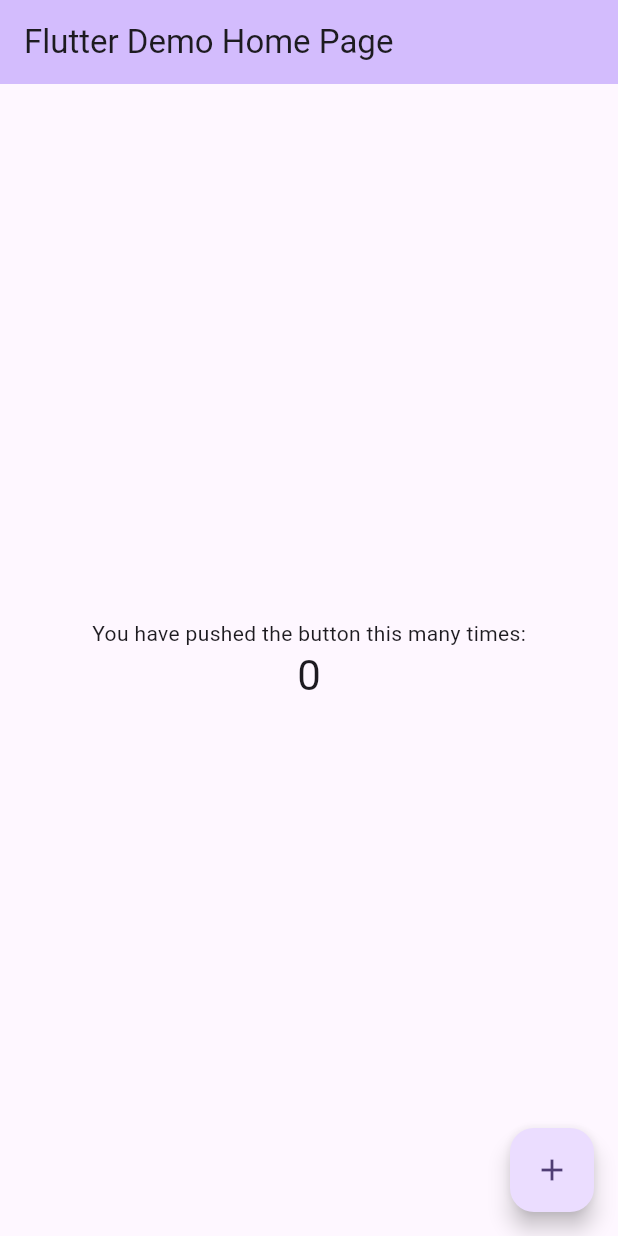
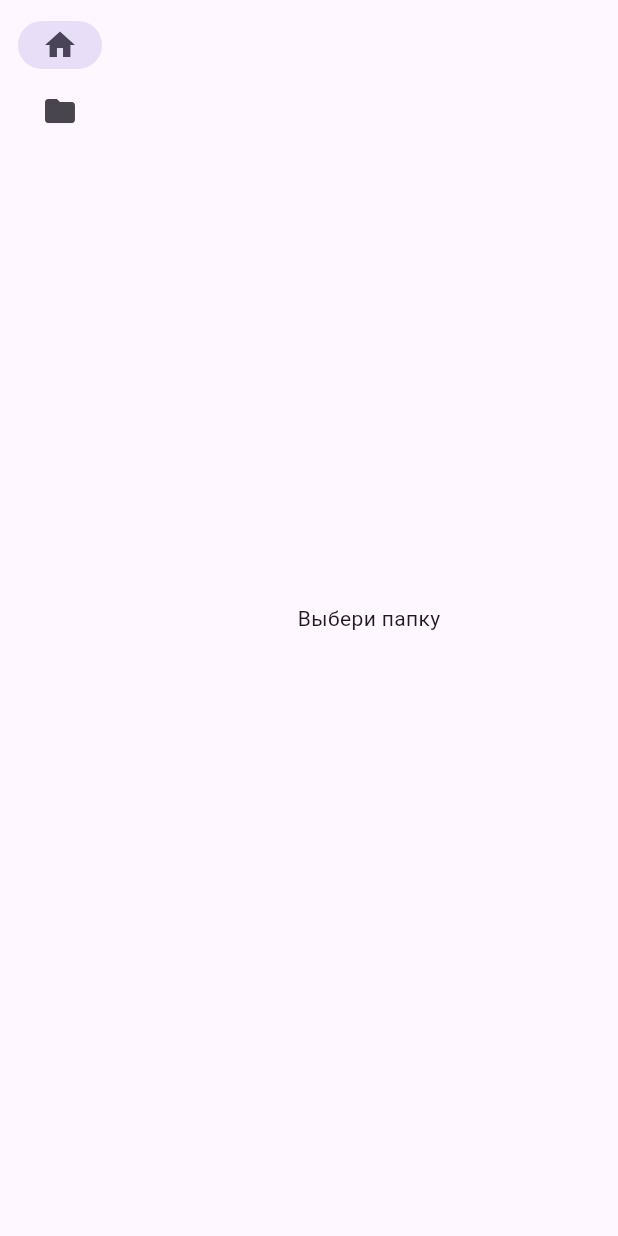
Before and after one commit to GIKAU0MAZET/kursovaya_notebook, a Flutter app: the screen it shows after launch, on a phone screen of 412 x 824 dp. Run offline on Flutter 3.47's test engine with Material 3 defaults, Android fonts, the light colour scheme and no system bars; our stand-ins replace flutter_bloc, go_router.

Commit message:
✨ folders

```diff
--- /dev/null
+++ b/lib/core/router/app_router.dart
@@ -0,0 +1,57 @@
+import 'package:flutter/material.dart';
+import 'package:go_router/go_router.dart';
+import 'package:kursovaya_notebook/feature/dashboard/ui/page/dashboard_page.dart';
+import 'package:kursovaya_notebook/feature/dashboard/ui/page/folder_list_page.dart';
+import 'package:kursovaya_notebook/feature/folders/ui/page/folder_page.dart';
+
+abstract final class AppRouter {
+  static final _rootNavigatorKey = GlobalKey<NavigatorState>();
+  static final config = GoRouter(
+    navigatorKey: _rootNavigatorKey,
+    initialLocation: DashboardPage.path,
+    debugLogDiagnostics: true,
+    routes: [
+      StatefulShellRoute.indexedStack(
+        parentNavigatorKey: _rootNavigatorKey,
+        builder: (context, state, navigationShell) =>
+            DashboardPage(navigationShell: navigationShell, folders: ['1 Курс']),
+        branches: [
+          StatefulShellBranch(
+            routes: [
+              GoRoute(
+                path: DashboardPage.path,
+                pageBuilder: (context, state) => NoTransitionPage(
+                  key: state.pageKey,
+                  child: const Center(child: Text('Выбери папку')),
+                ),
+              ),
+            ],
+          ),
+          StatefulShellBranch(
+            routes: [
+              GoRoute(
+                path: FoldersListScreen.path,
+                pageBuilder: (context, state) => NoTransitionPage(
+                  key: state.pageKey,
+                  child: const FoldersListScreen(),
+                ),
+                routes: [
+                  // Добавляем вложенный маршрут для FolderPage
+                  GoRoute(
+                    path: ':folderId',
+                    pageBuilder: (context, state) => NoTransitionPage(
+                      key: state.pageKey,
+                      child: FolderPage(
+                        folderId: state.pathParameters['folderId']!,
+                      ),
+                    ),
+                  ),
+                ],
+              ),
+            ],
+          ),
+        ],
+      ),
+    ],
+  );
+}
--- /dev/null
+++ b/lib/feature/dashboard/bloc/dashboard_cubit.dart
@@ -0,0 +1,19 @@
+import 'package:flutter/widgets.dart';
+import 'package:flutter_bloc/flutter_bloc.dart';
+import 'package:kursovaya_notebook/feature/dashboard/bloc/dashboard_state.dart';
+
+extension DaboardExtension on BuildContext {
+  DashboardCubit get dashboardCubit => read<DashboardCubit>();
+}
+
+class DashboardCubit extends Cubit<DashboardState> {
+  DashboardCubit() : super(DashboardState(folders: ['1 Курс', '2 Курс']));
+
+  void addFolder(String name) {
+    emit(state.copyWith(folders: [...state.folders, name]));
+  }
+
+  static BlocProvider<DashboardCubit> provider() {
+    return BlocProvider(create: (context) => DashboardCubit());
+  }
+}
--- /dev/null
+++ b/lib/feature/dashboard/bloc/dashboard_state.dart
@@ -0,0 +1,9 @@
+class DashboardState {
+  final List<String> folders;
+
+  DashboardState({this.folders = const ['1 Курс', '2 Курс']});
+
+  DashboardState copyWith({List<String>? folders}) {
+    return DashboardState(folders: folders ?? this.folders);
+  }
+}
--- /dev/null
+++ b/lib/feature/dashboard/ui/page/dashboard_page.dart
@@ -0,0 +1,45 @@
+import 'package:flutter/material.dart';
+import 'package:go_router/go_router.dart';
+
+class DashboardPage extends StatelessWidget {
+  const DashboardPage({
+    super.key,
+    required this.navigationShell,
+    required this.folders,
+  });
+
+  static const path = '/dashboard';
+
+  final StatefulNavigationShell navigationShell;
+  final List<String> folders;
+
+  @override
+  Widget build(BuildContext context) {
+    return Scaffold(
+      body: Row(
+        children: [
+          NavigationRail(
+            selectedIndex: navigationShell.currentIndex,
+            onDestinationSelected: (index) {
+              navigationShell.goBranch(
+                index,
+                initialLocation: index == navigationShell.currentIndex,
+              );
+            },
+            destinations: [
+              const NavigationRailDestination(
+                icon: Icon(Icons.home),
+                label: Text('Главная'),
+              ),
+              NavigationRailDestination(
+                icon: const Icon(Icons.folder),
+                label: Text('Папки (${folders.length})'),
+              ),
+            ],
+          ),
+          Expanded(child: navigationShell),
+        ],
+      ),
+    );
+  }
+}
--- a/lib/main.dart
+++ b/lib/main.dart
@@ -1,122 +1,24 @@
 import 'package:flutter/material.dart';
+import 'package:flutter_bloc/flutter_bloc.dart';
+import 'package:kursovaya_notebook/core/router/app_router.dart';
+import 'package:kursovaya_notebook/feature/dashboard/bloc/dashboard_cubit.dart';
 
 void main() {
-  runApp(const MyApp());
+  runApp(const AppWidget());
 }
 
-class MyApp extends StatelessWidget {
-  const MyApp({super.key});
+class AppWidget extends StatelessWidget {
+  const AppWidget({super.key});
 
-  // This widget is the root of your application.
   @override
   Widget build(BuildContext context) {
-    return MaterialApp(
-      title: 'Flutter Demo',
-      theme: ThemeData(
-        // This is the theme of your application.
-        //
-        // TRY THIS: Try running your application with "flutter run". You'll see
-        // the application has a purple toolbar. Then, without quitting the app,
-        // try changing the seedColor in the colorScheme below to Colors.green
-        // and then invoke "hot reload" (save your changes or press the "hot
-        // reload" button in a Flutter-supported IDE, or press "r" if you used
-        // the command line to start the app).
-        //
-        // Notice that the counter didn't reset back to zero; the application
-        // state is not lost during the reload. To reset the state, use hot
-        // restart instead.
-        //
-        // This works for code too, not just values: Most code changes can be
-        // tested with just a hot reload.
-        colorScheme: ColorScheme.fromSeed(seedColor: Colors.deepPurple),
+    return MultiBlocProvider(
+      providers: [DashboardCubit.provider()],
+      child: MaterialApp.router(
+        routerConfig: AppRouter.config,
+        theme: ThemeData.light(),
+        darkTheme: ThemeData.dark(),
       ),
-      home: const MyHomePage(title: 'Flutter Demo Home Page'),
     );
   }
 }
-
-class MyHomePage extends StatefulWidget {
-  const MyHomePage({super.key, required this.title});
-
-  // This widget is the home page of your application. It is stateful, meaning
-  // that it has a State object (defined below) that contains fields that affect
-  // how it looks.
-
-  // This class is the configuration for the state. It holds the values (in this
-  // case the title) provided by the parent (in this case the App widget) and
-  // used by the build method of the State. Fields in a Widget subclass are
-  // always marked "final".
-
-  final String title;
-
-  @override
-  State<MyHomePage> createState() => _MyHomePageState();
-}
-
-class _MyHomePageState extends State<MyHomePage> {
-  int _counter = 0;
-
-  void _incrementCounter() {
-    setState(() {
-      // This call to setState tells the Flutter framework that something has
-      // changed in this State, which causes it to rerun the build method below
-      // so that the display can reflect the updated values. If we changed
-      // _counter without calling setState(), then the build method would not be
-      // called again, and so nothing would appear to happen.
-      _counter++;
-    });
-  }
-
-  @override
-  Widget build(BuildContext context) {
-    // This method is rerun every time setState is called, for instance as done
-    // by the _incrementCounter method above.
-    //
-    // The Flutter framework has been optimized to make rerunning build methods
-    // fast, so that you can just rebuild anything that needs updating rather
-    // than having to individually change instances of widgets.
-    return Scaffold(
-      appBar: AppBar(
-        // TRY THIS: Try changing the color here to a specific color (to
-        // Colors.amber, perhaps?) and trigger a hot reload to see the AppBar
-        // change color while the other colors stay the same.
-        backgroundColor: Theme.of(context).colorScheme.inversePrimary,
-        // Here we take the value from the MyHomePage object that was created by
-        // the App.build method, and use it to set our appbar title.
-        title: Text(widget.title),
-      ),
-      body: Center(
-        // Center is a layout widget. It takes a single child and positions it
-        // in the middle of the parent.
-        child: Column(
-          // Column is also a layout widget. It takes a list of children and
-          // arranges them vertically. By default, it sizes itself to fit its
-          // children horizontally, and tries to be as tall as its parent.
-          //
-          // Column has various properties to control how it sizes itself and
-          // how it positions its children. Here we use mainAxisAlignment to
-          // center the children vertically; the main axis here is the vertical
-          // axis because Columns are vertical (the cross axis would be
-          // horizontal).
-          //
-          // TRY THIS: Invoke "debug painting" (choose the "Toggle Debug Paint"
-          // action in the IDE, or press "p" in the console), to see the
-          // wireframe for each widget.
-          mainAxisAlignment: MainAxisAlignment.center,
-          children: <Widget>[
-            const Text('You have pushed the button this many times:'),
-            Text(
-              '$_counter',
-              style: Theme.of(context).textTheme.headlineMedium,
-            ),
-          ],
-        ),
-      ),
-      floatingActionButton: FloatingActionButton(
-        onPressed: _incrementCounter,
-        tooltip: 'Increment',
-        child: const Icon(Icons.add),
-      ), // This trailing comma makes auto-formatting nicer for build methods.
-    );
-  }
-}
--- a/pubspec.yaml
+++ b/pubspec.yaml
@@ -34,6 +34,9 @@ dependencies:
   # The following adds the Cupertino Icons font to your application.
   # Use with the CupertinoIcons class for iOS style icons.
   cupertino_icons: ^1.0.8
+  go_router: ^15.1.2
+  bloc: ^9.0.0
+  flutter_bloc: ^9.1.1
 
 dev_dependencies:
   flutter_test:
```
Also changed, not shown: lib/core/router/navigation_key.dart (added, +8 -0 lines), lib/feature/dashboard/ui/page/folder_list_page.dart (added, +36 -0 lines), lib/feature/dashboard/ui/widget/add_folder_dialog.dart (added, +47 -0 lines), lib/feature/dashboard/ui/widget/button_widget.dart (added, +33 -0 lines), lib/feature/folders/ui/page/folder_page.dart (added, +32 -0 lines), pubspec.lock, 1 other file.
